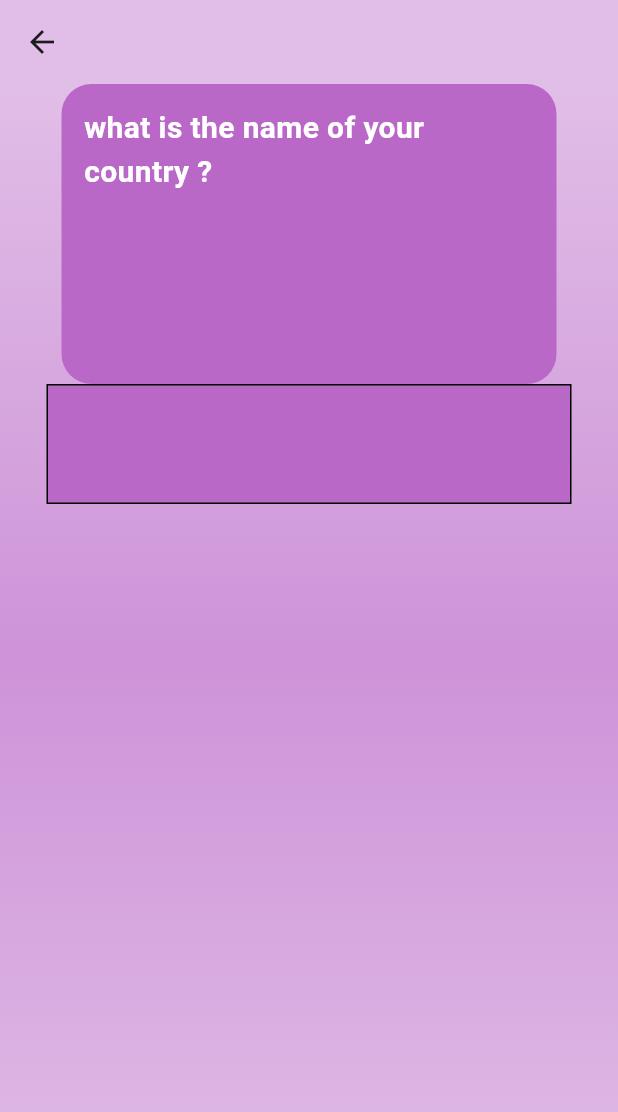
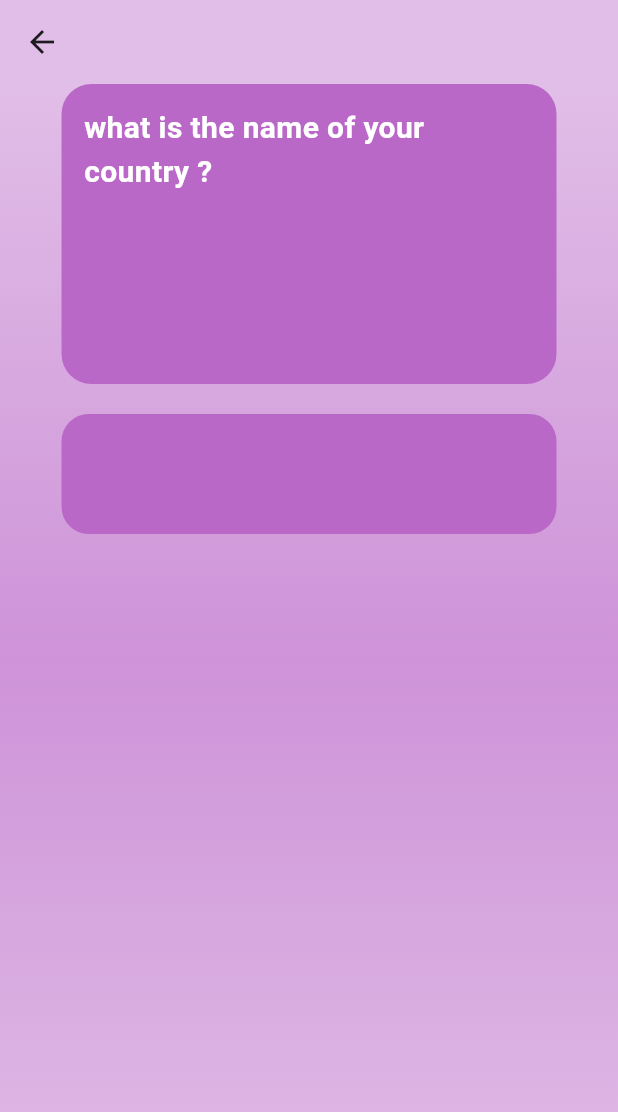
Before and after one commit to sohasara/Quiz-App, a Flutter app: the DetailsPage screen opened directly, on a phone screen of 412 x 824 dp. Shown: the top 1112 px of the screen. Run offline on Flutter 3.47's test engine with Material 3 defaults, Android fonts, the phone set to English and light mode, and no system bars; our stand-ins replace flutter_riverpod.

Commit message:
change width

```diff
--- a/lib/ui/details/details_page.dart
+++ b/lib/ui/details/details_page.dart
@@ -43,11 +43,14 @@ class DetailsPage extends ConsumerWidget {
                 ),
               ),
             ),
+            const SizedBox(
+              height: 20,
+            ),
             Container(
               height: 80,
-              width: 350,
+              width: 330,
               decoration: BoxDecoration(
-                border: Border.all(),
+                borderRadius: BorderRadius.circular(18),
                 color: Colors.purple[300],
               ),
             ),
```
